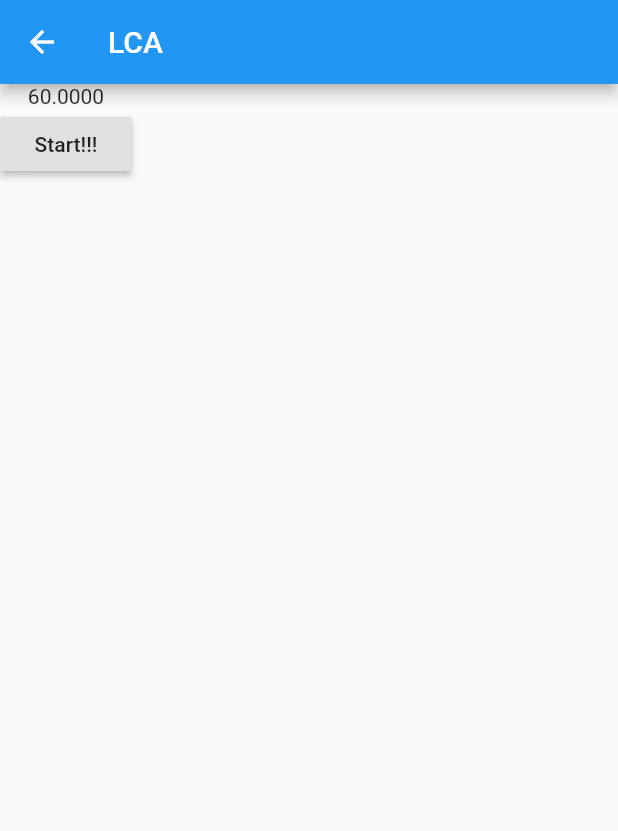
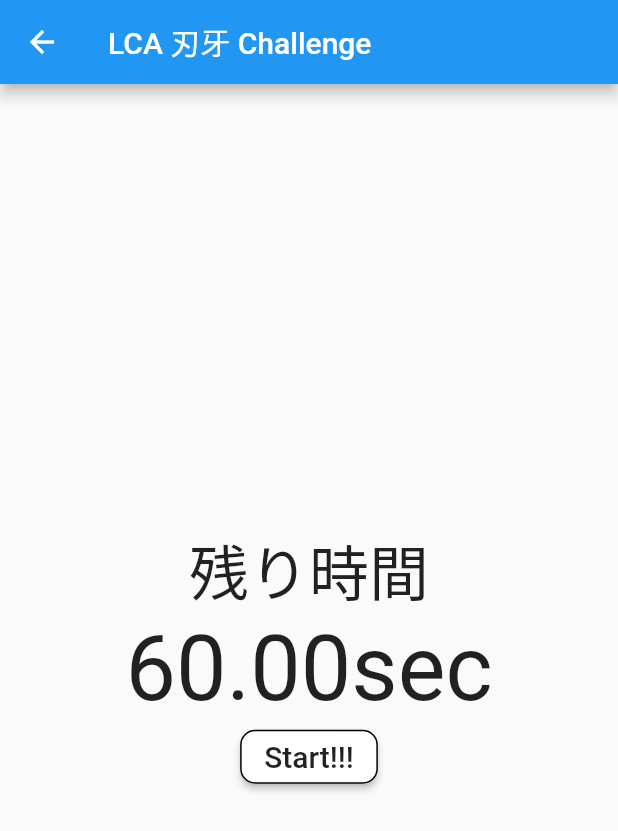
Before and after one commit to isso0424/itasitaima, a Flutter app: the LCATimer screen opened directly, on a phone screen of 412 x 824 dp. Shown: the top 831 px of the screen. Run offline on Flutter 3.47's test engine with Material 2 defaults, Android fonts, the phone set to English and light mode, and no system bars.

Commit message:
[Add]Timer view convert to iikanzi

```diff
--- a/lib/baki_timer/laminne_chinchin_attack.dart
+++ b/lib/baki_timer/laminne_chinchin_attack.dart
@@ -59,10 +59,13 @@ class LCATimerState extends State<LCATimer> {
   @override
   Widget build(BuildContext context) {
     return Scaffold(
-      appBar: AppBar(title: Text("LCA"),),
-      body: Column(
+      appBar: AppBar(title: Text("LCA ${widget.title} Challenge"),),
+      body: Center(
+        child: Column(
+          mainAxisAlignment: MainAxisAlignment.center,
           children: [
-          Text(remainSeconds.toStringAsFixed(4)),
+            Text("残り時間", style: TextStyle(fontSize: 40),),
+            Text("${remainSeconds.toStringAsFixed(2)}sec", style: TextStyle(fontSize: 60,),),
             RaisedButton(
               onPressed: () {
                 if (isStart) isFinish = true;
@@ -97,9 +100,14 @@ class LCATimerState extends State<LCATimer> {
                   }
                 );
               },
-            child: Text("Start!!!"),
+              child: Text(isStart ? "Finish!!!" : "Start!!!", style: TextStyle(fontSize: 20),),
+              color: Colors.white,
+              shape: OutlineInputBorder(
+                borderRadius: BorderRadius.all(Radius.circular(10.0)),
+              ),
             ),
           ],
+        ),
       )
     );
   }
```
Lines whose indentation alone changed are shown as unchanged.
